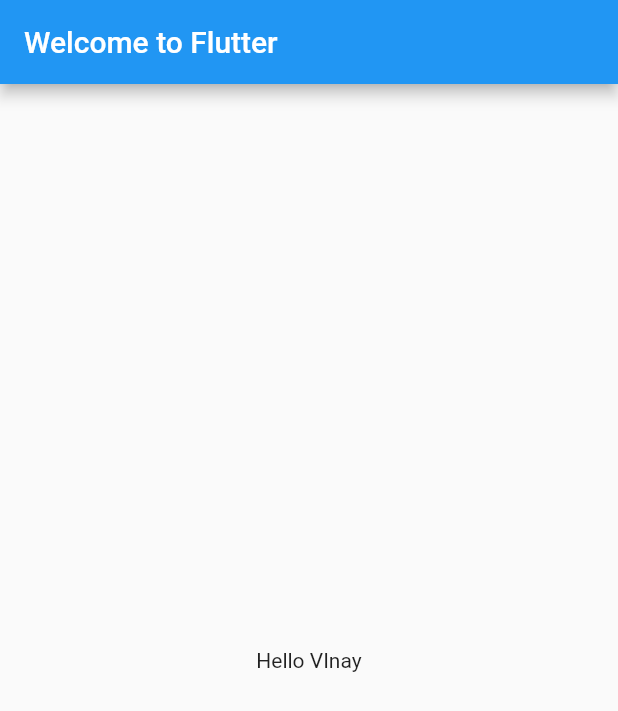
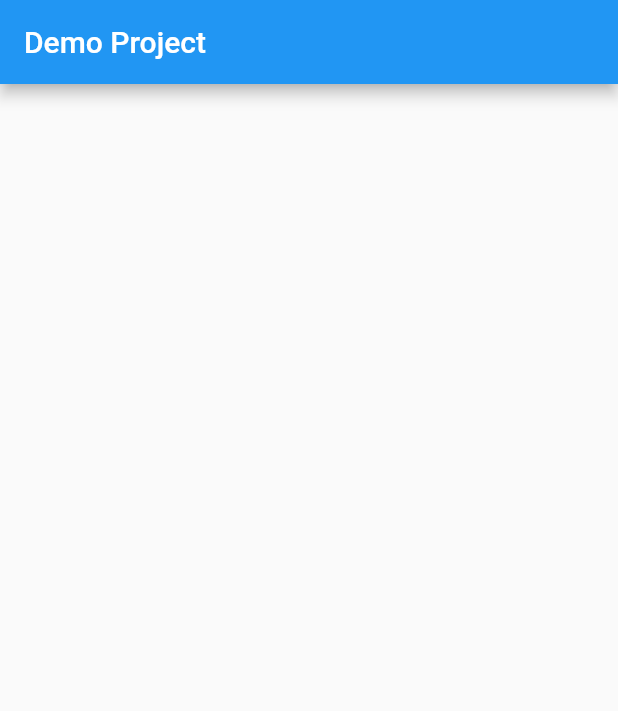
Before and after one commit to VinayTShetty/Flutter-Tutorials, a Flutter app: the screen it shows after launch, on a phone screen of 412 x 824 dp. Shown: the top 711 px of the screen. Run offline on Flutter 3.47's test engine with Material 2 defaults, Android fonts, the phone set to English and light mode, and no system bars.

Commit message:
Added AppBar Code to the Project.

```diff
--- a/DemoFlutterProject/lib/main.dart
+++ b/DemoFlutterProject/lib/main.dart
@@ -1,24 +1,11 @@
 import 'package:flutter/material.dart';
 
 void main() {
-  runApp(const MyApp());
+  runApp(MaterialApp(
+    home: Scaffold(
+      appBar: AppBar(
+        title: Text('Demo Project'),
+      ),
+    ),
+  ));
 }
-
-class MyApp extends StatelessWidget {
-  const MyApp({super.key});
-
-  @override
-  Widget build(BuildContext context) {
-    return MaterialApp(
-      title: 'Welcome to Flutter',
-      home: Scaffold(
-        appBar: AppBar(
-          title: const Text('Welcome to Flutter'),
-        ),
-        body: const Center(
-          child: Text('Hello VInay'),
-        ),
-      ),
-    );
-  }
-}
```
